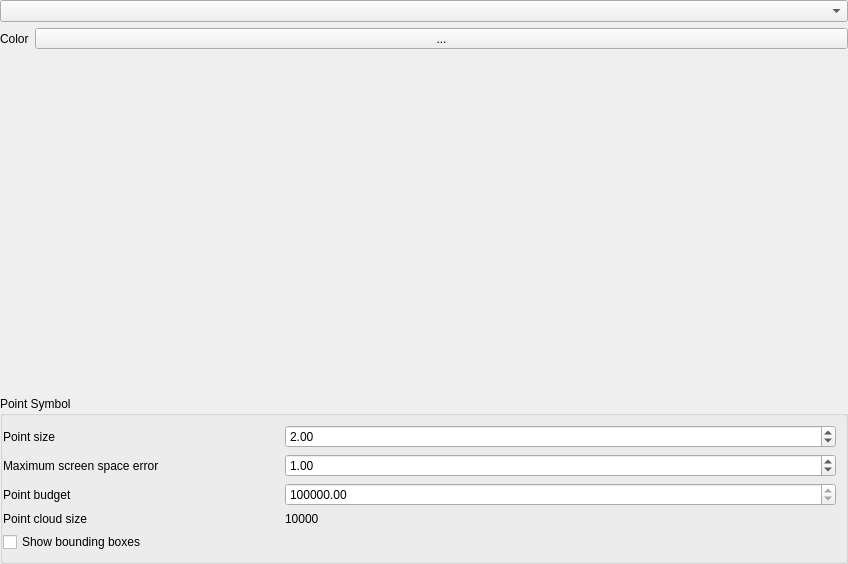
qgis/QGIS, file src/ui/3d/qgspointcloud3dsymbolwidget.ui: the form before one commit.
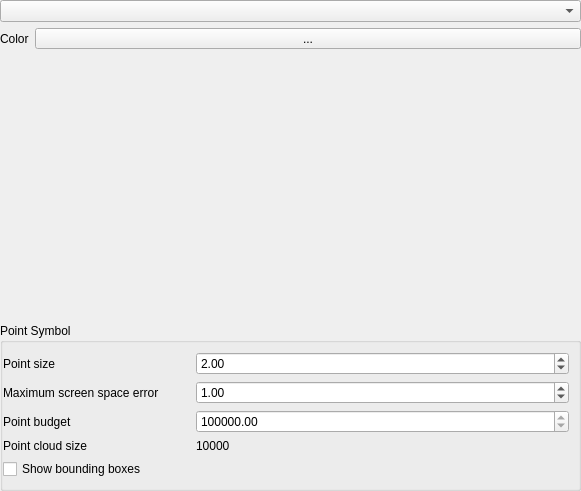
The form after the commit. Custom widgets are drawn as their Qt base class.

```diff
--- a/src/ui/3d/qgspointcloud3dsymbolwidget.ui
+++ b/src/ui/3d/qgspointcloud3dsymbolwidget.ui
@@ -6,8 +6,8 @@
    <rect>
     <x>0</x>
     <y>0</y>
-    <width>848</width>
-    <height>564</height>
+    <width>581</width>
+    <height>491</height>
    </rect>
   </property>
   <layout class="QGridLayout" name="gridLayout">
```
Left out of the diff: 86 changed lines with no effect on the pictures.
